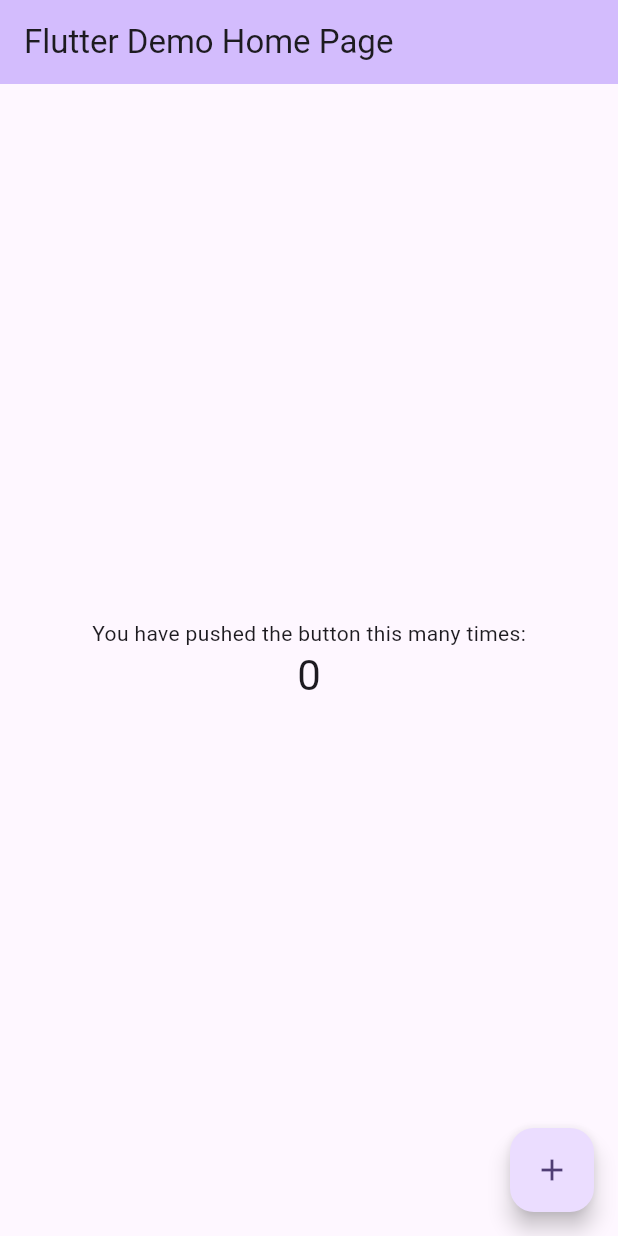
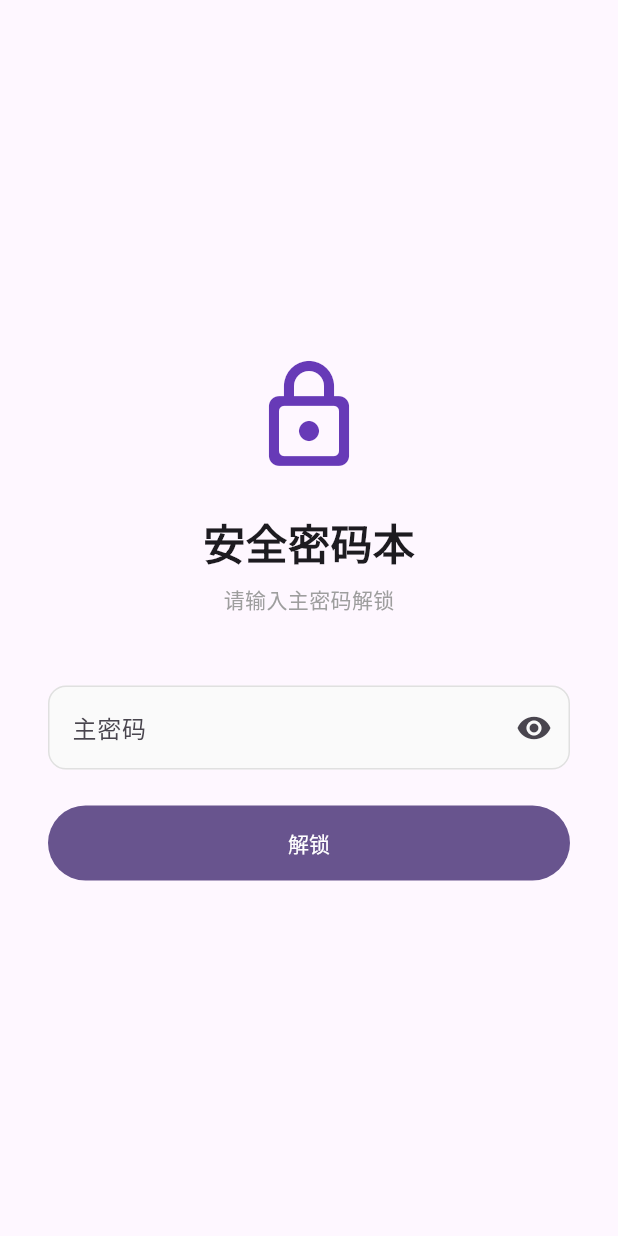
Before and after one commit to could-ai/019aa6be-fa4f-7cfb-85be-cf6de9d8dbe5, a Flutter app: the screen it shows after launch, on a phone screen of 412 x 824 dp. Run offline on Flutter 3.47's test engine with Material 3 defaults, Android fonts, the phone set to English and light mode, and no system bars.

Commit message:
Create data model for password entries; Create mock data service to manage password list in memory; Create login screen with master password authentication; Create home screen with password list, copy functionality, and CRUD operations; Create form screen for adding and editing passwords with password generator; Update main entry point with app theme and routes

```diff
--- a/usr/lib/main.dart
+++ b/usr/lib/main.dart
@@ -1,123 +1,46 @@
 import 'package:flutter/material.dart';
+import 'screens/login_screen.dart';
+import 'screens/home_screen.dart';
 
 void main() {
-  runApp(const MyApp());
+  runApp(const PasswordManagerApp());
 }
 
-class MyApp extends StatelessWidget {
-  const MyApp({super.key});
+class PasswordManagerApp extends StatelessWidget {
+  const PasswordManagerApp({super.key});
 
-  // This widget is the root of your application.
   @override
   Widget build(BuildContext context) {
     return MaterialApp(
-      title: 'Flutter Demo',
+      title: '安全密码本',
       debugShowCheckedModeBanner: false,
       theme: ThemeData(
-        // This is the theme of your application.
-        //
-        // TRY THIS: Try running your application with "flutter run". You'll see
-        // the application has a purple toolbar. Then, without quitting the app,
-        // try changing the seedColor in the colorScheme below to Colors.green
-        // and then invoke "hot reload" (save your changes or press the "hot
-        // reload" button in a Flutter-supported IDE, or press "r" if you used
-        // the command line to start the app).
-        //
-        // Notice that the counter didn't reset back to zero; the application
-        // state is not lost during the reload. To reset the state, use hot
-        // restart instead.
-        //
-        // This works for code too, not just values: Most code changes can be
-        // tested with just a hot reload.
-        colorScheme: ColorScheme.fromSeed(seedColor: Colors.deepPurple),
+        colorScheme: ColorScheme.fromSeed(
+          seedColor: Colors.deepPurple,
+          brightness: Brightness.light,
+        ),
+        useMaterial3: true,
+        appBarTheme: const AppBarTheme(
+          centerTitle: true,
+          elevation: 0,
+        ),
+        inputDecorationTheme: InputDecorationTheme(
+          filled: true,
+          fillColor: Colors.grey.shade50,
+          border: OutlineInputBorder(
+            borderRadius: BorderRadius.circular(12),
+          ),
+          enabledBorder: OutlineInputBorder(
+            borderRadius: BorderRadius.circular(12),
+            borderSide: BorderSide(color: Colors.grey.shade300),
+          ),
+        ),
       ),
       initialRoute: '/',
       routes: {
-        '/': (context) => const MyHomePage(title: 'Flutter Demo Home Page'),
+        '/': (context) => const LoginScreen(),
+        '/home': (context) => const HomeScreen(),
       },
     );
   }
 }
-
-class MyHomePage extends StatefulWidget {
-  const MyHomePage({super.key, required this.title});
-
-  // This widget is the home page of your application. It is stateful, meaning
-  // that it has a State object (defined below) that contains fields that affect
-  // how it looks.
-
-  // This class is the configuration for the state. It holds the values (in this
-  // case the title) provided by the parent (in this case the App widget) and
-  // used by the build method of the State. Fields in a Widget subclass are
-  // always marked "final".
-
-  final String title;
-
-  @override
-  State<MyHomePage> createState() => _MyHomePageState();
-}
-
-class _MyHomePageState extends State<MyHomePage> {
-  int _counter = 0;
-
-  void _incrementCounter() {
-    setState(() {
-      // This call to setState tells the Flutter framework that something has
-      // changed in this State, which causes it to rerun the build method below
-      // so that the display can reflect the updated values. If we changed
-      // _counter without calling setState(), then the build method would not be
-      // called again, and so nothing would appear to happen.
-      _counter++;
-    });
-  }
-
-  @override
-  Widget build(BuildContext context) {
-    // This method is rerun every time setState is called, for instance as done
-    // by the _incrementCounter method above.
-    //
-    // The Flutter framework has been optimized to make rerunning build methods
-    // fast, so that you can just rebuild anything that needs updating rather
-    // than having to individually change instances of widgets.
-    return Scaffold(
-      appBar: AppBar(
-        // TRY THIS: Try changing the color here to a specific color (to
-        // Colors.amber, perhaps?) and trigger a hot reload to see the AppBar
-        // change color while the other colors stay the same.
-        backgroundColor: Theme.of(context).colorScheme.inversePrimary,
-        // Here we take the value from the MyHomePage object that was created by
-        // the App.build method, and use it to set our appbar title.
-        title: Text(widget.title),
-      ),
-      body: Center(
-        // Center is a layout widget. It takes a single child and positions it
-        // in the middle of the parent.
-        child: Column(
-          // Column is also a layout widget. It takes a list of children and
-          // arranges them vertically. By default, it sizes itself to fit its
-          // children horizontally, and tries to be as tall as its parent.
-          //
-          // Column has various properties to control how it sizes itself and
-          // how it positions its children. Here we use mainAxisAlignment to
-          // center the children vertically; the main axis here is the vertical
-          // axis because Columns are vertical (the cross axis would be
-          // horizontal).
-          //
-          // TRY THIS: Invoke "debug painting" (choose the "Toggle Debug Paint"
-          // action in the IDE, or press "p" in the console), to see the
-          // wireframe for each widget.
-          mainAxisAlignment: MainAxisAlignment.center,
-          children: <Widget>[
-            const Text('You have pushed the button this many times:'),
-            Text('$_counter', style: Theme.of(context).textTheme.headlineMedium),
-          ],
-        ),
-      ),
-      floatingActionButton: FloatingActionButton(
-        onPressed: _incrementCounter,
-        tooltip: 'Increment',
-        child: const Icon(Icons.add),
-      ), // This trailing comma makes auto-formatting nicer for build methods.
-    );
-  }
-}
--- /dev/null
+++ b/usr/lib/screens/login_screen.dart
@@ -0,0 +1,91 @@
+import 'package:flutter/material.dart';
+import 'home_screen.dart';
+
+class LoginScreen extends StatefulWidget {
+  const LoginScreen({super.key});
+
+  @override
+  State<LoginScreen> createState() => _LoginScreenState();
+}
+
+class _LoginScreenState extends State<LoginScreen> {
+  final _pinController = TextEditingController();
+  bool _isObscured = true;
+  String _errorMessage = '';
+
+  void _login() {
+    // For demo purposes, the master password is "123456"
+    if (_pinController.text == '123456') {
+      Navigator.pushReplacementNamed(context, '/home');
+    } else {
+      setState(() {
+        _errorMessage = '主密码错误 (提示: 123456)';
+      });
+    }
+  }
+
+  @override
+  Widget build(BuildContext context) {
+    return Scaffold(
+      body: Center(
+        child: Padding(
+          padding: const EdgeInsets.all(32.0),
+          child: Column(
+            mainAxisAlignment: MainAxisAlignment.center,
+            children: [
+              const Icon(
+                Icons.lock_outline_rounded,
+                size: 80,
+                color: Colors.deepPurple,
+              ),
+              const SizedBox(height: 24),
+              const Text(
+                '安全密码本',
+                style: TextStyle(
+                  fontSize: 28,
+                  fontWeight: FontWeight.bold,
+                ),
+              ),
+              const SizedBox(height: 8),
+              const Text(
+                '请输入主密码解锁',
+                style: TextStyle(color: Colors.grey),
+              ),
+              const SizedBox(height: 48),
+              TextField(
+                controller: _pinController,
+                obscureText: _isObscured,
+                keyboardType: TextInputType.number,
+                decoration: InputDecoration(
+                  labelText: '主密码',
+                  border: const OutlineInputBorder(),
+                  errorText: _errorMessage.isNotEmpty ? _errorMessage : null,
+                  suffixIcon: IconButton(
+                    icon: Icon(
+                      _isObscured ? Icons.visibility : Icons.visibility_off,
+                    ),
+                    onPressed: () {
+                      setState(() {
+                        _isObscured = !_isObscured;
+                      });
+                    },
+                  ),
+                ),
+                onSubmitted: (_) => _login(),
+              ),
+              const SizedBox(height: 24),
+              SizedBox(
+                width: double.infinity,
+                height: 50,
+                child: FilledButton(
+                  onPressed: _login,
+                  child: const Text('解锁'),
+                ),
+              ),
+            ],
+          ),
+        ),
+      ),
+    );
+  }
+}
```
Also changed, not shown: usr/lib/models/password_item.dart (added, +19 -0 lines), usr/lib/screens/add_edit_password_screen.dart (added, +221 -0 lines), usr/lib/screens/home_screen.dart (added, +204 -0 lines), usr/lib/services/mock_data_service.dart (added, +58 -0 lines).
